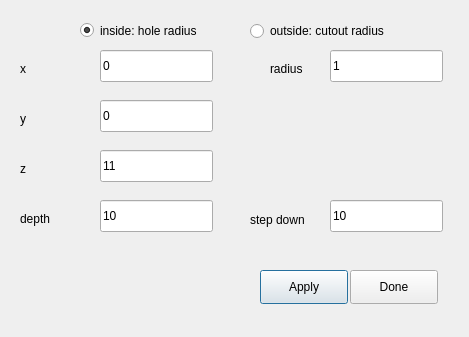
Above: src/Gui/dlgholecut.ui from fredrickojackson/CppCAM before the change. Below: the same form after it.
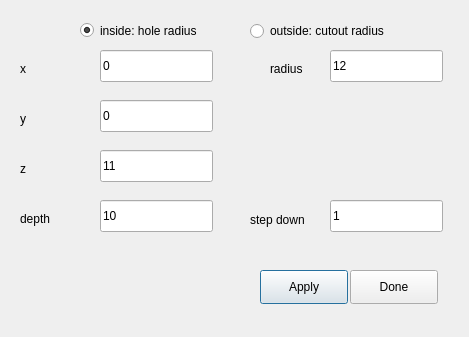
That is the form after the change.

What changed in the file:
```diff
--- a/src/Gui/dlgholecut.ui
+++ b/src/Gui/dlgholecut.ui
@@ -75,7 +75,7 @@
     </rect>
    </property>
    <property name="text">
-    <string>10</string>
+    <string>1</string>
    </property>
   </widget>
   <widget class="QLabel" name="label">
@@ -166,7 +166,7 @@
     </rect>
    </property>
    <property name="text">
-    <string>1</string>
+    <string>12</string>
    </property>
   </widget>
   <widget class="QPushButton" name="pbApply">
```
